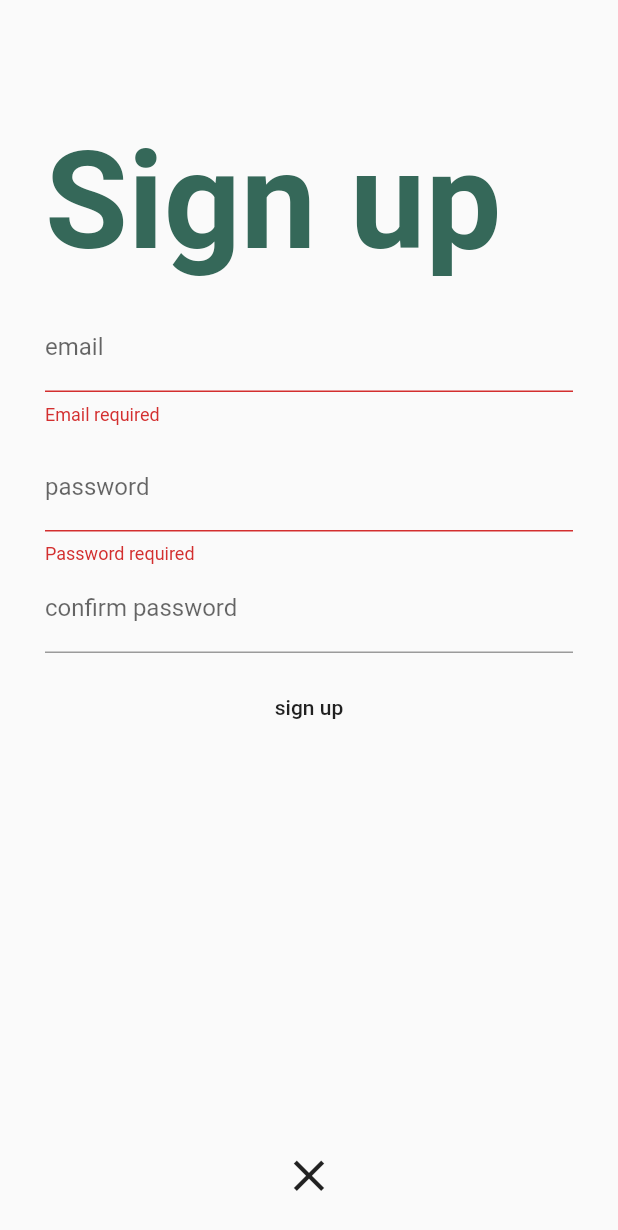
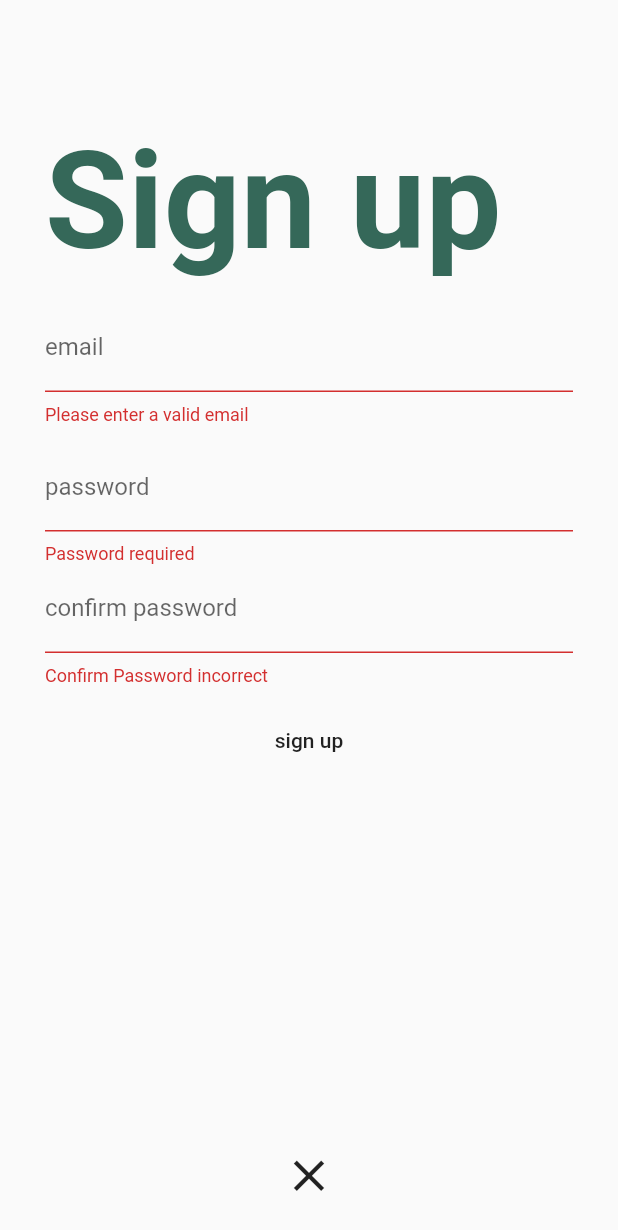
Before and after one commit to mwritter/Flutter_Meal_Plan_App, a Flutter app: the SignUpPage screen opened by its route, after a tap on "sign up", on a phone screen of 412 x 824 dp. Shown: the top 1230 px of the screen. Run offline on Flutter 3.47's test engine with Material 2 defaults, Android fonts, the phone set to English and light mode, and no system bars; our stand-ins replace cloud_firestore, firebase_auth; accounts and stored records are empty.

Commit message:
Added better validation to email field

```diff
--- a/lib/pages/login_page.dart
+++ b/lib/pages/login_page.dart
@@ -65,7 +65,13 @@ class _LoginPageState extends State<LoginPage> {
     return Container(
       child: TextFormField(
         keyboardType: TextInputType.emailAddress,
-        validator: (value) => value.isEmpty ? 'Email required' : null,
+        validator: (String value) {
+          if (value.isEmpty ||
+              !RegExp(r"[a-z0-9!#$%&'*+/=?^_`{|}~-]+(?:\.[a-z0-9!#$%&'*+/=?^_`{|}~-]+)*@(?:[a-z0-9](?:[a-z0-9-]*[a-z0-9])?\.)+[a-z0-9](?:[a-z0-9-]*[a-z0-9])?")
+                  .hasMatch(value)) {
+            return 'Please enter a valid email';
+          }
+        },
         decoration: InputDecoration(
           labelText: 'email',
         ),
--- a/lib/pages/signup_page.dart
+++ b/lib/pages/signup_page.dart
@@ -67,7 +67,7 @@ class _SignUpPage extends State<SignUpPage> {
   Widget _buildConfirmPasswordTextField() {
     return Container(
       child: TextFormField(
-        validator: (value) => value.isEmpty && value == _password
+        validator: (value) => value.isEmpty && value != _password
             ? 'Confirm Password incorrect'
             : null,
         obscureText: true,
@@ -81,7 +81,13 @@ class _SignUpPage extends State<SignUpPage> {
     return Container(
       child: TextFormField(
         keyboardType: TextInputType.emailAddress,
-        validator: (value) => value.isEmpty ? 'Email required' : null,
+        validator: (String value) {
+          if (value.isEmpty ||
+              !RegExp(r"[a-z0-9!#$%&'*+/=?^_`{|}~-]+(?:\.[a-z0-9!#$%&'*+/=?^_`{|}~-]+)*@(?:[a-z0-9](?:[a-z0-9-]*[a-z0-9])?\.)+[a-z0-9](?:[a-z0-9-]*[a-z0-9])?")
+                  .hasMatch(value)) {
+            return 'Please enter a valid email';
+          }
+        },
         decoration: InputDecoration(
           labelText: 'email',
         ),
```
